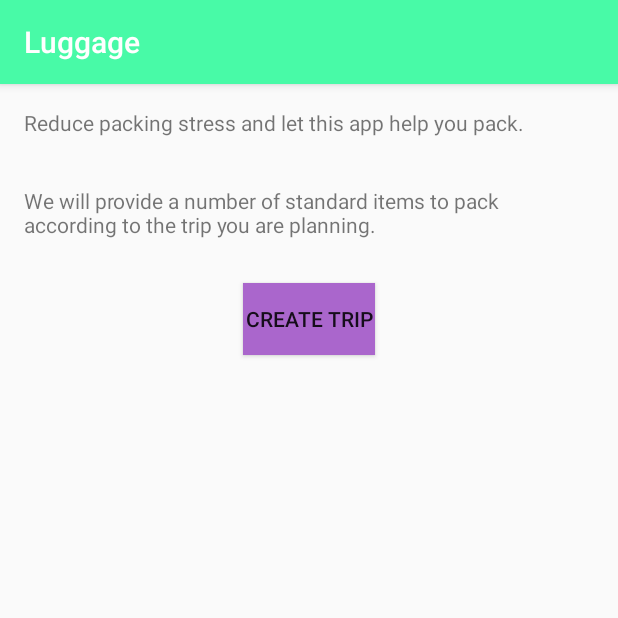
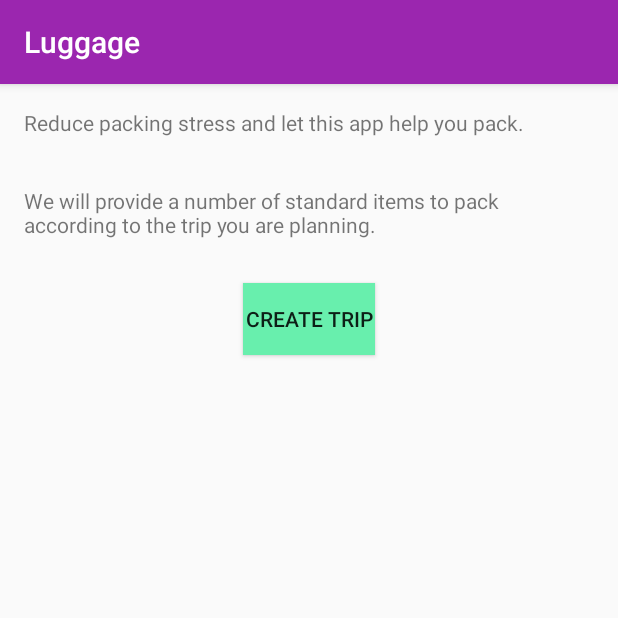
Before and after one commit to Cieke/Luggage, an Android app: the screen it shows after launch (MainActivity), on a phone screen of 412 x 824 dp, the top half of it. Run offline under Robolectric (Android 15) with nearby library versions, the phone set to English and light mode, and no system bars.

Commit message:
changed some colors and added some text

```diff
--- a/app/src/main/res/layout/activity_main.xml
+++ b/app/src/main/res/layout/activity_main.xml
@@ -35,6 +35,6 @@
         android:layout_centerHorizontal="true"
         android:layout_marginTop="29dp"
         android:id="@+id/create_trip_button"
-        android:background="@android:color/holo_purple"
+        android:background="@color/colorAccent"
         android:elevation="0dp" />
 </RelativeLayout>
--- a/app/src/main/res/values/colors.xml
+++ b/app/src/main/res/values/colors.xml
@@ -1,6 +1,6 @@
 <?xml version="1.0" encoding="utf-8"?>
 <resources>
-    <color name="colorPrimary">#48faa7</color>
-    <color name="colorPrimaryDark">#303F9F</color>
-    <color name="colorAccent">#FF4081</color>
+    <color name="colorPrimary">#9b26af</color>
+    <color name="colorPrimaryDark">#7a1ea1</color>
+    <color name="colorAccent">#68efad</color>
 </resources>
--- a/build.gradle
+++ b/build.gradle
@@ -5,7 +5,7 @@ buildscript {
         jcenter()
     }
     dependencies {
-        classpath 'com.android.tools.build:gradle:2.2.0'
+        classpath 'com.android.tools.build:gradle:2.2.1'
 
         // NOTE: Do not place your application dependencies here; they belong
         // in the individual module build.gradle files
```
